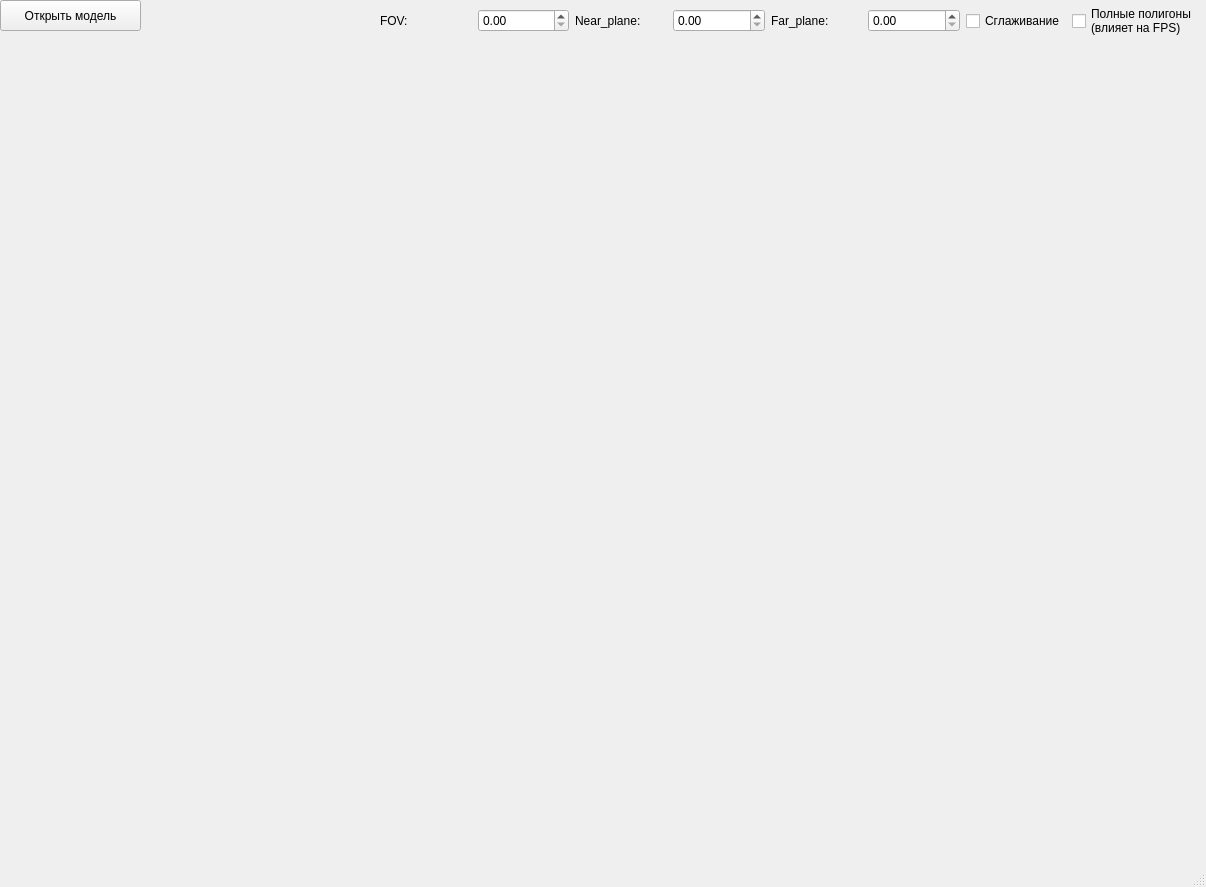
This is QT/interface.ui in G4st3r21/KG_4 as Qt 5 draws it before an edit. The edited form follows.
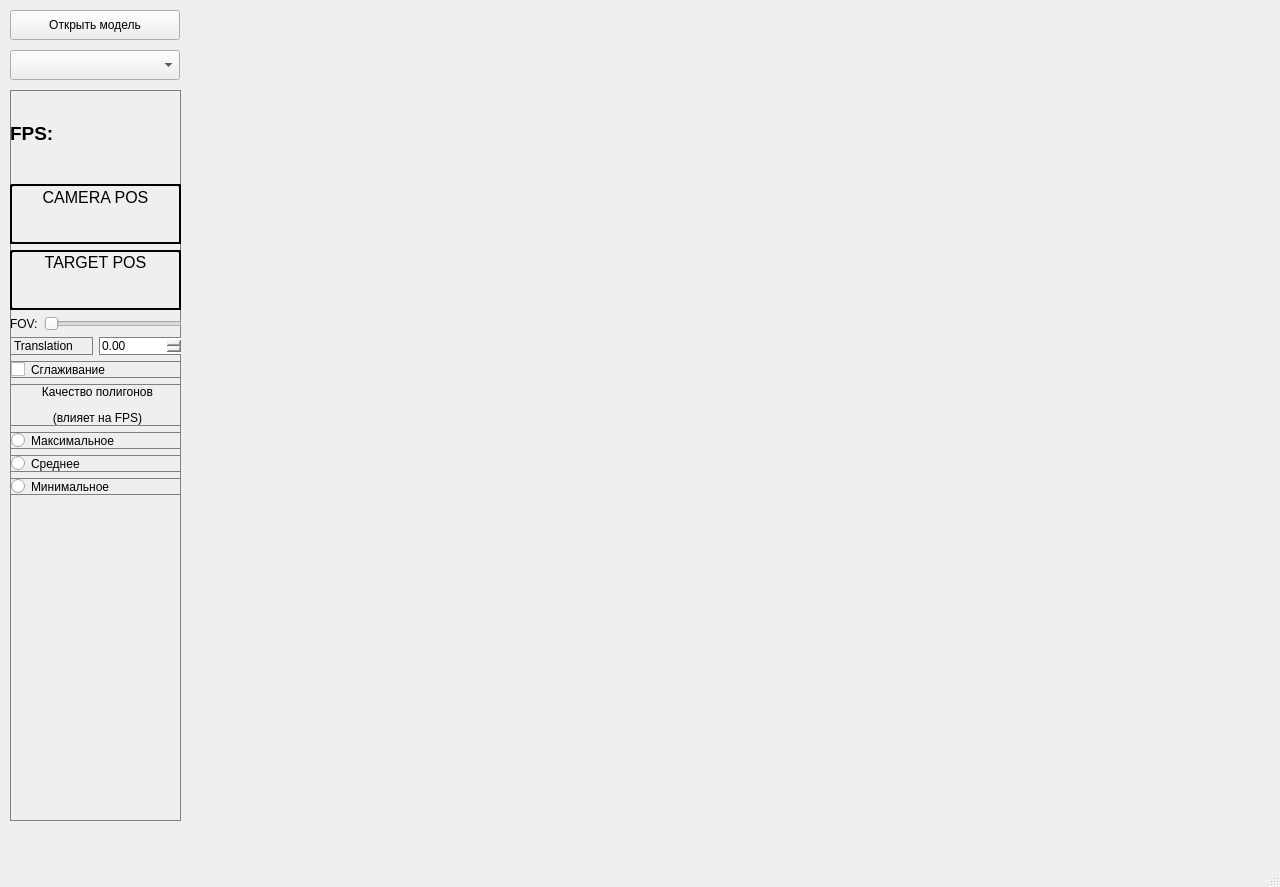
This is the edited form.

What changed in the file:
```diff
--- a/QT/interface.ui
+++ b/QT/interface.ui
@@ -6,10 +6,16 @@
    <rect>
     <x>0</x>
     <y>0</y>
-    <width>1206</width>
+    <width>1280</width>
     <height>887</height>
    </rect>
   </property>
+  <property name="minimumSize">
+   <size>
+    <width>1280</width>
+    <height>720</height>
+   </size>
+  </property>
   <property name="windowTitle">
    <string>MainWindow</string>
   </property>
@@ -17,10 +23,10 @@
    <widget class="QPushButton" name="openObjPB">
     <property name="geometry">
      <rect>
-      <x>0</x>
-      <y>0</y>
-      <width>141</width>
-      <height>31</height>
+      <x>10</x>
+      <y>10</y>
+      <width>170</width>
+      <height>30</height>
      </rect>
     </property>
     <property name="text">
@@ -30,8 +36,8 @@
    <widget class="QLabel" name="label">
     <property name="geometry">
      <rect>
-      <x>60</x>
-      <y>80</y>
+      <x>200</x>
+      <y>130</y>
       <width>1080</width>
       <height>720</height>
      </rect>
@@ -52,62 +58,286 @@
      <string/>
     </property>
    </widget>
-   <widget class="QWidget" name="horizontalLayoutWidget">
+   <widget class="QFrame" name="frame">
     <property name="geometry">
      <rect>
-      <x>380</x>
-      <y>0</y>
-      <width>817</width>
-      <height>42</height>
+      <x>10</x>
+      <y>90</y>
+      <width>171</width>
+      <height>731</height>
      </rect>
     </property>
-    <layout class="QHBoxLayout" name="horizontalLayout">
-     <item>
-      <widget class="QLabel" name="label_2">
-       <property name="text">
-        <string>FOV:</string>
-       </property>
-      </widget>
-     </item>
-     <item>
-      <widget class="QDoubleSpinBox" name="FOVdoubleSpinBox"/>
-     </item>
-     <item>
-      <widget class="QLabel" name="label_3">
-       <property name="text">
-        <string>Near_plane:</string>
-       </property>
-      </widget>
-     </item>
-     <item>
-      <widget class="QDoubleSpinBox" name="NearPlaneDoubleSpinBox"/>
-     </item>
-     <item>
-      <widget class="QLabel" name="label_4">
-       <property name="text">
-        <string>Far_plane:</string>
-       </property>
-      </widget>
-     </item>
-     <item>
-      <widget class="QDoubleSpinBox" name="FarPlaneDoubleSpinBox"/>
-     </item>
-     <item>
-      <widget class="QCheckBox" name="AntialiasingCheckBox">
-       <property name="text">
-        <string>Сглаживание</string>
-       </property>
-      </widget>
-     </item>
-     <item>
-      <widget class="QCheckBox" name="FullPolygonsCheckBox">
-       <property name="text">
-        <string>Полные полигоны
-(влияет на FPS)</string>
-       </property>
-      </widget>
-     </item>
-    </layout>
+    <property name="styleSheet">
+     <string notr="true">border: 1px solid gray</string>
+    </property>
+    <property name="frameShape">
+     <enum>QFrame::StyledPanel</enum>
+    </property>
+    <property name="frameShadow">
+     <enum>QFrame::Raised</enum>
+    </property>
+    <widget class="QWidget" name="verticalLayoutWidget">
+     <property name="geometry">
+      <rect>
+       <x>0</x>
+       <y>0</y>
+       <width>172</width>
+       <height>405</height>
+      </rect>
+     </property>
+     <layout class="QVBoxLayout" name="verticalLayout">
+      <item>
+       <layout class="QHBoxLayout" name="FPSHorizontalLayout_2">
+        <item>
+         <widget class="QLabel" name="label_3">
+          <property name="maximumSize">
+           <size>
+            <width>45</width>
+            <height>16777215</height>
+           </size>
+          </property>
+          <property name="styleSheet">
+           <string notr="true">border: 0px</string>
+          </property>
+          <property name="text">
+           <string>&lt;html&gt;&lt;head/&gt;&lt;body&gt;&lt;p&gt;&lt;span style=&quot; font-size:14pt; font-weight:600;&quot;&gt;FPS: &lt;/span&gt;&lt;/p&gt;&lt;/body&gt;&lt;/html&gt;</string>
+          </property>
+         </widget>
+        </item>
+        <item>
+         <widget class="QLabel" name="FPSLabel">
+          <property name="styleSheet">
+           <string notr="true">border: 0px</string>
+          </property>
+          <property name="text">
+           <string/>
+          </property>
+         </widget>
+        </item>
+       </layout>
+      </item>
+      <item>
+       <widget class="QFrame" name="frame_2">
+        <property name="minimumSize">
+         <size>
+          <width>0</width>
+          <height>60</height>
+         </size>
+        </property>
+        <property name="maximumSize">
+         <size>
+          <width>16777215</width>
+          <height>60</height>
+         </size>
+        </property>
+        <property name="styleSheet">
+         <string notr="true">border: 2px solid; border-radius: 3px</string>
+        </property>
+        <property name="frameShape">
+         <enum>QFrame::StyledPanel</enum>
+        </property>
+        <property name="frameShadow">
+         <enum>QFrame::Raised</enum>
+        </property>
+        <widget class="QWidget" name="verticalLayoutWidget_2">
+         <property name="geometry">
+          <rect>
+           <x>0</x>
+           <y>0</y>
+           <width>171</width>
+           <height>61</height>
+          </rect>
+         </property>
+         <layout class="QVBoxLayout" name="CamPosVerticalLayout">
+          <item>
+           <widget class="QLabel" name="label_4">
+            <property name="styleSheet">
+             <string notr="true">border: 0px</string>
+            </property>
+            <property name="text">
+             <string>&lt;html&gt;&lt;head/&gt;&lt;body&gt;&lt;p align=&quot;center&quot;&gt;&lt;span style=&quot; font-size:12pt;&quot;&gt;CAMERA POS&lt;/span&gt;&lt;/p&gt;&lt;/body&gt;&lt;/html&gt;</string>
+            </property>
+            <property name="border" stdset="0">
+             <string/>
+            </property>
+           </widget>
+          </item>
+          <item>
+           <widget class="QLabel" name="CameraPosLabel">
+            <property name="styleSheet">
+             <string notr="true">border: 0px</string>
+            </property>
+            <property name="text">
+             <string>&lt;html&gt;&lt;head/&gt;&lt;body&gt;&lt;p align=&quot;center&quot;&gt;&lt;br/&gt;&lt;/p&gt;&lt;/body&gt;&lt;/html&gt;</string>
+            </property>
+           </widget>
+          </item>
+         </layout>
+        </widget>
+       </widget>
+      </item>
+      <item>
+       <widget class="QFrame" name="frame_3">
+        <property name="minimumSize">
+         <size>
+          <width>0</width>
+          <height>60</height>
+         </size>
+        </property>
+        <property name="maximumSize">
+         <size>
+          <width>16777215</width>
+          <height>60</height>
+         </size>
+        </property>
+        <property name="styleSheet">
+         <string notr="true">border: 2px solid; border-radius: 3px</string>
+        </property>
+        <property name="frameShape">
+         <enum>QFrame::StyledPanel</enum>
+        </property>
+        <property name="frameShadow">
+         <enum>QFrame::Raised</enum>
+        </property>
+        <widget class="QWidget" name="verticalLayoutWidget_3">
+         <property name="geometry">
+          <rect>
+           <x>0</x>
+           <y>0</y>
+           <width>171</width>
+           <height>61</height>
+          </rect>
+         </property>
+         <layout class="QVBoxLayout" name="TarPosVerticalLayout">
+          <item>
+           <widget class="QLabel" name="label_6">
+            <property name="styleSheet">
+             <string notr="true">border: 0px</string>
+            </property>
+            <property name="text">
+             <string>&lt;html&gt;&lt;head/&gt;&lt;body&gt;&lt;p align=&quot;center&quot;&gt;&lt;span style=&quot; font-size:12pt;&quot;&gt;TARGET POS&lt;/span&gt;&lt;/p&gt;&lt;/body&gt;&lt;/html&gt;</string>
+            </property>
+           </widget>
+          </item>
+          <item>
+           <widget class="QLabel" name="TargetPosLabel">
+            <property name="minimumSize">
+             <size>
+              <width>0</width>
+              <height>30</height>
+             </size>
+            </property>
+            <property name="styleSheet">
+             <string notr="true">border: 0px</string>
+            </property>
+            <property name="text">
+             <string>&lt;html&gt;&lt;head/&gt;&lt;body&gt;&lt;p align=&quot;center&quot;&gt;&lt;br/&gt;&lt;/p&gt;&lt;/body&gt;&lt;/html&gt;</string>
+            </property>
+           </widget>
+          </item>
+         </layout>
+        </widget>
+       </widget>
+      </item>
+      <item>
+       <layout class="QHBoxLayout" name="FOVHorizontalLayout">
+        <item>
+         <widget class="QLabel" name="label_2">
+          <property name="styleSheet">
+           <string notr="true">border: 0px</string>
+          </property>
+          <property name="text">
+           <string>FOV:</string>
+          </property>
+         </widget>
+        </item>
+        <item>
+         <widget class="QSlider" name="FOVhorizontalSlider">
+          <property name="styleSheet">
+           <string notr="true">border: 0px</string>
+          </property>
+          <property name="orientation">
+           <enum>Qt::Horizontal</enum>
+          </property>
+         </widget>
+        </item>
+       </layout>
+      </item>
+      <item>
+       <layout class="QHBoxLayout" name="horizontalLayout_2">
+        <item>
+         <widget class="QLabel" name="label_5">
+          <property name="text">
+           <string>Translation</string>
+          </property>
+         </widget>
+        </item>
+        <item>
+         <widget class="QDoubleSpinBox" name="TranslationDoubleSpinBox"/>
+        </item>
+       </layout>
+      </item>
+      <item>
+       <layout class="QVBoxLayout" name="verticalLayout_2">
+        <item>
+         <widget class="QCheckBox" name="AntialiasingCheckBox">
+          <property name="text">
+           <string>Сглаживание</string>
+          </property>
+         </widget>
+        </item>
+        <item>
+         <layout class="QVBoxLayout" name="verticalLayout_3">
+          <item>
+           <widget class="QLabel" name="label_7">
+            <property name="text">
+             <string>&lt;html&gt;&lt;head/&gt;&lt;body&gt;&lt;p align=&quot;center&quot;&gt;Качество полигонов&lt;/p&gt;&lt;p align=&quot;center&quot;&gt;(влияет на FPS)&lt;/p&gt;&lt;/body&gt;&lt;/html&gt;</string>
+            </property>
+           </widget>
+          </item>
+          <item>
+           <widget class="QRadioButton" name="MaksimalRadioButton">
+            <property name="text">
+             <string>Максимальное</string>
+            </property>
+           </widget>
+          </item>
+          <item>
+           <widget class="QRadioButton" name="MediumRadioButton">
+            <property name="text">
+             <string>Среднее</string>
+            </property>
+           </widget>
+          </item>
+          <item>
+           <widget class="QRadioButton" name="MinimalRadioButton">
+            <property name="text">
+             <string>Минимальное</string>
+            </property>
+           </widget>
+          </item>
+         </layout>
+        </item>
+       </layout>
+      </item>
+     </layout>
+    </widget>
+   </widget>
+   <widget class="QComboBox" name="ActualModelComboBox">
+    <property name="geometry">
+     <rect>
+      <x>10</x>
+      <y>50</y>
+      <width>170</width>
+      <height>30</height>
+     </rect>
+    </property>
+    <property name="minimumSize">
+     <size>
+      <width>0</width>
+      <height>0</height>
+     </size>
+    </property>
    </widget>
   </widget>
   <widget class="QMenuBar" name="menubar">
```
Left out of the diff: 2 changed lines with no effect on the pictures.
